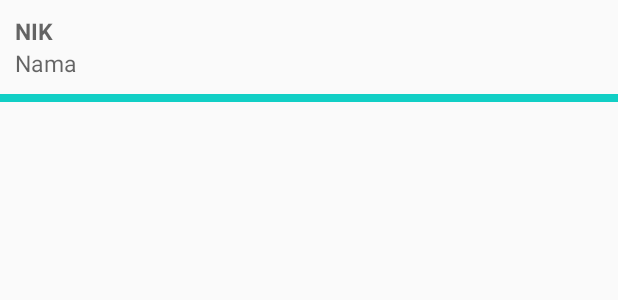
After one commit to MrAlligator/AndroidSIPEKA, an Android app: the layout list.xml on its own in the app's theme, with its tools: preview values and no code run, on a phone screen of 412 x 824 dp. The commit adds this screen. Shown: the top 300 px of the screen. Run offline under Robolectric (Android 15) with nearby library versions, the phone set to English and light mode, and no system bars.

Commit message:
gagal zal coba kamu mainkan :v

```diff
--- /dev/null
+++ b/app/src/main/res/layout/list.xml
@@ -0,0 +1,31 @@
+<?xml version="1.0" encoding="utf-8"?>
+<LinearLayout xmlns:android="http://schemas.android.com/apk/res/android"
+    android:layout_width="match_parent"
+    android:layout_height="wrap_content"
+    android:orientation="vertical">
+    <RelativeLayout
+        android:layout_width="wrap_content"
+        android:layout_height="wrap_content"
+        android:layout_margin="10dp">
+        <TextView
+            android:id="@+id/tvId"
+            android:layout_width="wrap_content"
+            android:layout_height="wrap_content"
+            android:hint="NIK"
+            android:textSize="15sp"
+            android:textStyle="bold"
+            />
+        <TextView
+            android:id="@+id/tvNama"
+            android:layout_width="wrap_content"
+            android:layout_height="wrap_content"
+            android:hint="Nama"
+            android:layout_below="@id/tvId"
+            android:textSize="15sp"
+            />
+    </RelativeLayout>
+    <View
+        android:background="@color/colorPrimary"
+        android:layout_width="match_parent"
+        android:layout_height="5dp"/>
+</LinearLayout>
```
Also changed, not shown: app/src/main/AndroidManifest.xml (+8 -12 lines), app/src/main/java/com/example/sipeka/Adapter/KontakAdapter.java (+10 -8 lines), app/src/main/java/com/example/sipeka/LihatPenduduk.java (added, +14 -0 lines), app/src/main/java/com/example/sipeka/PendudukActivity.java (+47 -0 lines), app/src/main/java/com/example/sipeka/Rest/ApiClient.java (added, +18 -0 lines), app/src/main/java/com/example/sipeka/Rest/ApiInterface.java (added, +57 -0 lines), app/src/main/res/layout/activity_lihat_penduduk.xml (added, +9 -0 lines).
